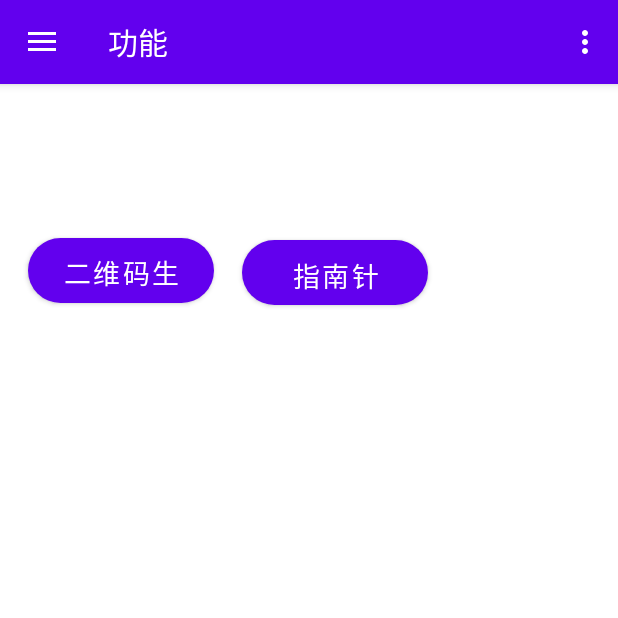
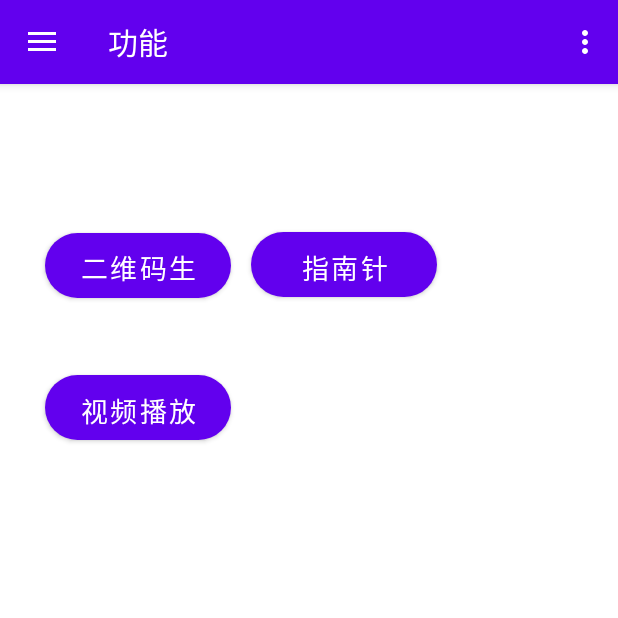
Before and after one commit to wushishuai/Toolsbox, an Android app: the screen it shows after launch (MainActivity), in the side drawer, after a tap on "功能", on a phone screen of 412 x 824 dp, the top half of it. Run offline under Robolectric (Android 15) with nearby library versions, the phone set to English and light mode, and no system bars; our stand-ins replace navigation-ui.

Commit message:
video developing

```diff
--- a/app/build.gradle
+++ b/app/build.gradle
@@ -41,6 +41,9 @@ dependencies {
     implementation 'androidx.navigation:navigation-ui:2.3.5'
     implementation 'com.google.zxing:core:3.4.1'
     implementation 'androidx.legacy:legacy-support-v4:1.0.0'
+    implementation 'cn.jzvd:jiaozivideoplayer:7.5.0'
+    implementation 'org.jsoup:jsoup:1.14.3'
+    implementation 'com.squareup.okhttp3:benchmarks:3.12.13'
     testImplementation 'junit:junit:4.+'
     androidTestImplementation 'androidx.test.ext:junit:1.1.2'
     androidTestImplementation 'androidx.test.espresso:espresso-core:3.4.0'
--- a/app/src/main/java/com/example/toolsbox/ui/gallery/GalleryFragment.java
+++ b/app/src/main/java/com/example/toolsbox/ui/gallery/GalleryFragment.java
@@ -20,6 +20,7 @@ import androidx.navigation.Navigation;
 import com.example.toolsbox.CompassActivity;
 import com.example.toolsbox.QrActivity;
 import com.example.toolsbox.R;
+import com.example.toolsbox.VideoActivity;
 import com.example.toolsbox.databinding.FragmentGalleryBinding;
 
 public class GalleryFragment extends Fragment implements View.OnClickListener{
@@ -28,6 +29,7 @@ public class GalleryFragment extends Fragment implements View.OnClickListener{
     private FragmentGalleryBinding binding;
     private Button QR_generation_button;
     private Button compass_button;
+    private Button video_buyyon;
 //    private FragmentManager manager;
 //    private FragmentTransaction ft;
 
@@ -42,8 +44,10 @@ public class GalleryFragment extends Fragment implements View.OnClickListener{
 //        final TextView textView = binding.btnTools;
         QR_generation_button = binding.QRButton;
         compass_button = binding.compassButton;
+        video_buyyon = binding.videoButton;
         QR_generation_button.setOnClickListener(this);
         compass_button.setOnClickListener(this);
+        video_buyyon.setOnClickListener(this);
 //        QR_generation_button.setOnClickListener(new View.OnClickListener() {
 //            @Override
 //            public void onClick(View view) {
@@ -87,6 +91,10 @@ public class GalleryFragment extends Fragment implements View.OnClickListener{
                 Intent intent1 = new Intent(getActivity(), CompassActivity.class);
                 startActivity(intent1);
                 break;
+            case R.id.video_button:
+                Intent intent2 = new Intent(getActivity(), VideoActivity.class);
+                startActivity(intent2);
+                break;
             default:
                 break;
 
--- a/app/src/main/res/layout/fragment_gallery.xml
+++ b/app/src/main/res/layout/fragment_gallery.xml
@@ -5,6 +5,21 @@
     android:layout_width="match_parent"
     android:layout_height="match_parent"
     tools:context=".ui.gallery.GalleryFragment">
+
+    <Button
+        android:id="@+id/video_button"
+        style="@style/roundbutton"
+        android:layout_width="124dp"
+        android:layout_height="43dp"
+        android:background="@drawable/top_button_shap"
+        android:text="@string/video"
+        app:layout_constraintBottom_toBottomOf="parent"
+        app:layout_constraintEnd_toEndOf="parent"
+        app:layout_constraintHorizontal_bias="0.055"
+        app:layout_constraintStart_toStartOf="parent"
+        app:layout_constraintTop_toTopOf="parent"
+        app:layout_constraintVertical_bias="0.257"
+        tools:ignore="MissingConstraints" />
 
     <Button
         android:id="@+id/compass_button"
@@ -15,10 +30,10 @@
         android:text="@string/compass"
         app:layout_constraintBottom_toBottomOf="parent"
         app:layout_constraintEnd_toEndOf="parent"
-        app:layout_constraintHorizontal_bias="0.567"
+        app:layout_constraintHorizontal_bias="0.592"
         app:layout_constraintStart_toStartOf="parent"
         app:layout_constraintTop_toTopOf="parent"
-        app:layout_constraintVertical_bias="0.127"
+        app:layout_constraintVertical_bias="0.119"
         tools:ignore="MissingConstraints" />
 
     <Button
@@ -30,9 +45,9 @@
         android:text="@string/QR_code_generation"
         app:layout_constraintBottom_toBottomOf="parent"
         app:layout_constraintEnd_toEndOf="parent"
-        app:layout_constraintHorizontal_bias="0.01"
+        app:layout_constraintHorizontal_bias="0.055"
         app:layout_constraintStart_toStartOf="parent"
         app:layout_constraintTop_toTopOf="parent"
-        app:layout_constraintVertical_bias="0.125"
+        app:layout_constraintVertical_bias="0.12"
         tools:ignore="MissingConstraints" />
 </androidx.constraintlayout.widget.ConstraintLayout>
--- a/app/src/main/res/values/strings.xml
+++ b/app/src/main/res/values/strings.xml
@@ -12,6 +12,7 @@
     <string name="menu_slideshow">更多</string>
     <string name="QR_code_generation">二维码生成</string>
     <string name="compass">指南针</string>
+    <string name="video">视频播放</string>
 
     <!-- TODO: Remove or change this placeholder text -->
     <string name="hello_blank_fragment">Hello blank fragment</string>
@@ -34,19 +35,4 @@
     <string name="msg_permission_granted" translatable="false">Location Access Granted</string>
 
 
-
-
-
-
-
-
-
-
-
-
-
-
-
-
-
 </resources>
```
Also changed, not shown: app/src/main/AndroidManifest.xml (+10 -4 lines), app/src/main/java/com/example/toolsbox/VideoActivity.java (added, +187 -0 lines), app/src/main/res/layout/activity_video.xml (added, +39 -0 lines), 1 other file.
